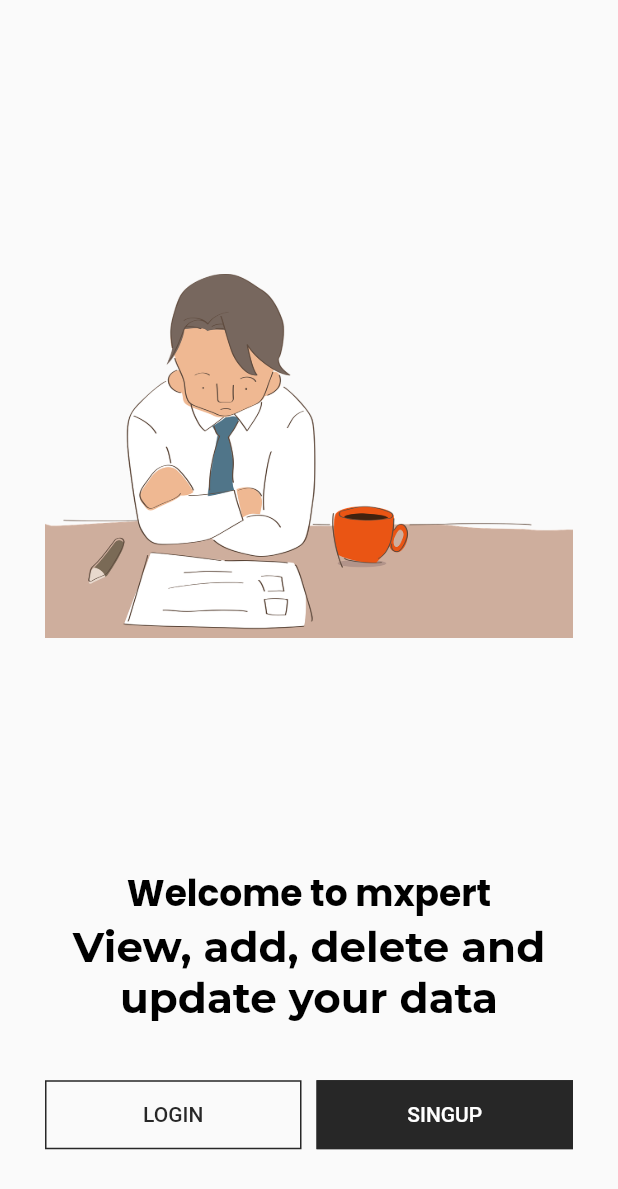
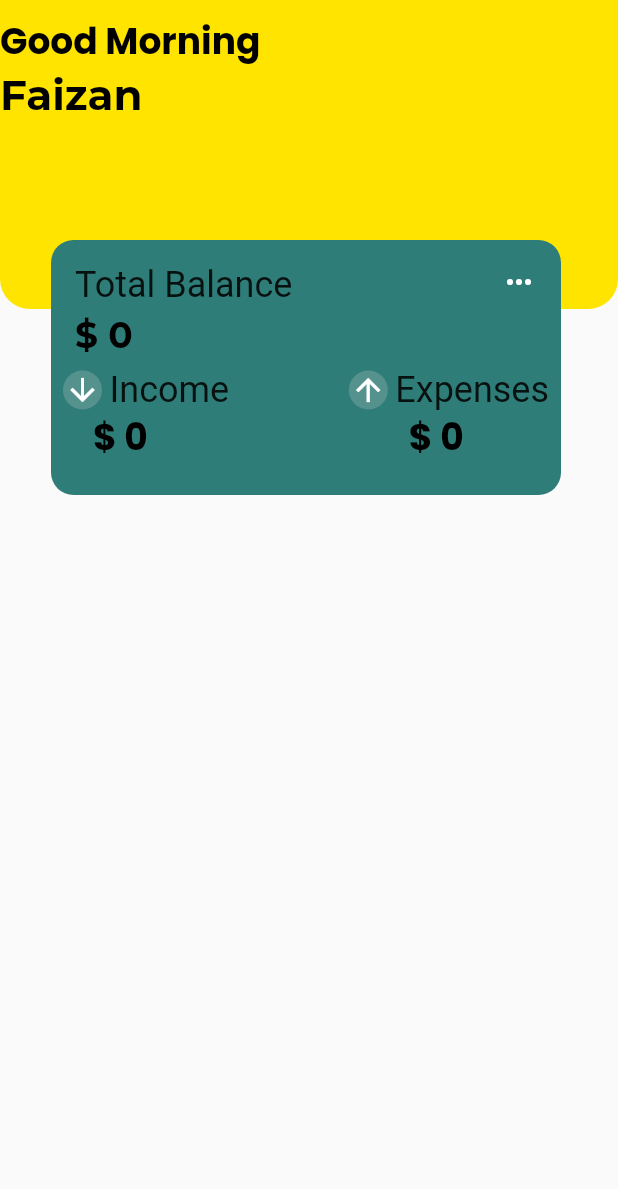
Before and after one commit to faizanlone666/mxpert, a Flutter app: the screen it shows after launch, on a phone screen of 412 x 824 dp. Shown: the top 1189 px of the screen. Run offline on Flutter 3.47's test engine with Material 2 defaults, Android fonts, the phone set to English and light mode, and no system bars; our stand-ins replace flutter_otp_text_field, get, google_fonts.

Commit message:
added the home screen half UI

```diff
--- a/lib/main.dart
+++ b/lib/main.dart
@@ -1,5 +1,6 @@
 import 'package:flutter/material.dart';
 import 'package:get/get.dart';
+import 'package:mxpert/src/features/homepage_screen/homepage_screen.dart';
 import 'package:mxpert/src/features/splash_screen/splash_screen.dart';
 import 'package:mxpert/src/utils/theme/theme.dart';
 
@@ -21,7 +22,7 @@ class MyApp extends StatelessWidget {
       debugShowCheckedModeBanner: false,
       defaultTransition: Transition.leftToRightWithFade,
       transitionDuration: const Duration(milliseconds: 500),
-      home: const SplashScreen(),
+      home: const HomePageScreen(),
     );
   }
 }
--- a/lib/src/constants/text_strings.dart
+++ b/lib/src/constants/text_strings.dart
@@ -37,3 +37,13 @@ const String fForgetMailSubTitle = "Enter your registered E-Mail to receive OTP"
 const String fOtpTitle= "mxp\nert";
 const String fOtpSubTitle = "Verification";
 const String fOtpMessage = "Enter the verification code sent at ";
+const String fForgetPasswordOtpScreen = "Forget Password";
+
+//home screen
+const String fHomeScreenTitle = "Good Morning";
+const String fHomeScreenSubTitle = "Faizan";
+const String fTotalBalance = "Total Balance";
+const String fIncome = "Income";
+const String fExpenses = "Expenses";
+const String fTransactionHistory = "Transaction History";
+const String fSeeAll = "See All";
--- a/lib/src/features/authentication/forget_password/forget_password_screen.dart
+++ b/lib/src/features/authentication/forget_password/forget_password_screen.dart
@@ -25,7 +25,7 @@ class ForgetPasswordScreen extends StatelessWidget {
                 FormHeaderWidget(
                   size: size,
                   image: fForgetPasswordImage,
-                  title: fForgetPassword,
+                  title: fForgetPasswordOtpScreen,
                   subTitle: fForgetMailSubTitle,
                   crossAxisAlignment: CrossAxisAlignment.center,
                   heightBetween: fDefaultSize,
--- a/lib/src/features/authentication/login/widgets/login_form_widget.dart
+++ b/lib/src/features/authentication/login/widgets/login_form_widget.dart
@@ -3,6 +3,7 @@ import 'package:get/get.dart';
 import 'package:mxpert/src/constants/sizes.dart';
 import 'package:mxpert/src/constants/text_strings.dart';
 import 'package:mxpert/src/features/authentication/forget_password/forget_password_screen.dart';
+import 'package:mxpert/src/features/homepage_screen/homepage_screen.dart';
 
 class LoginForm extends StatelessWidget {
   const LoginForm({
@@ -65,7 +66,7 @@ class LoginForm extends StatelessWidget {
             SizedBox(
                 width: double.infinity,
                 child: ElevatedButton(
-                    onPressed: () {}, child: Text(fLogin.toUpperCase())))
+                    onPressed: (()=> Get.to(()=> const HomePageScreen())) , child: Text(fLogin.toUpperCase())))
           ],
         ),
       ),
--- /dev/null
+++ b/lib/src/features/homepage_screen/homepage_screen.dart
@@ -0,0 +1,162 @@
+import 'package:flutter/material.dart';
+import 'package:mxpert/src/constants/colors.dart';
+import 'package:mxpert/src/constants/sizes.dart';
+import 'package:mxpert/src/constants/text_strings.dart';
+
+class HomePageScreen extends StatelessWidget {
+  const HomePageScreen({super.key});
+
+  @override
+  Widget build(BuildContext context) {
+    final size = MediaQuery.of(context).size;
+    return SafeArea(
+        child: Scaffold(
+      body: Stack(
+        children: [
+          Column(
+            children: [
+              Container(
+                height: size.height * 0.25,
+                width: double.infinity,
+                decoration: const BoxDecoration(
+                  color: fPrimaryColor,
+                  borderRadius: BorderRadius.only(
+                    bottomLeft: Radius.circular(20.0),
+                    bottomRight: Radius.circular(20.0),
+                  ),
+                ),
+                child: Column(
+                  crossAxisAlignment: CrossAxisAlignment.start,
+                  children: [
+                    const SizedBox(height: 10.0),
+                    Text(
+                      fHomeScreenTitle,
+                      style: Theme.of(context).textTheme.displaySmall,
+                    ),
+                    Text(
+                      fHomeScreenSubTitle,
+                      style: Theme.of(context).textTheme.displayLarge,
+                    )
+                  ],
+                ),
+              ),
+            ],
+          ),
+          Positioned(
+            top: 160,
+            child: Container(
+              height: 170,
+              width: 340,
+              margin: const EdgeInsets.symmetric(horizontal: 34.0),
+              decoration: BoxDecoration(
+                  color: const Color.fromARGB(255, 47, 125, 121),
+                  borderRadius: BorderRadius.circular(15.0)),
+              child: Padding(
+                padding: const EdgeInsets.all(8.0),
+                child: Column(
+                  children: [
+                    Padding(
+                      padding: const EdgeInsets.all(8.0),
+                      child: Row(
+                        mainAxisAlignment: MainAxisAlignment.spaceBetween,
+                        crossAxisAlignment: CrossAxisAlignment.start,
+                        children: [
+                          Column(
+                            crossAxisAlignment: CrossAxisAlignment.start,
+                            children: [
+                              Text(
+                                fTotalBalance,
+                                style: Theme.of(context).textTheme.headlineSmall,
+                              ),
+                              const SizedBox(
+                                height: 5.0,
+                              ),
+                              Text(
+                                "\$ 0",
+                                style: Theme.of(context).textTheme.displayMedium,
+                              ),
+                            ],
+                          ),
+                          const Icon(Icons.more_horiz, color: Colors.white),
+                        ],
+                      ),
+                    ),
+                    Row(
+                      mainAxisAlignment: MainAxisAlignment.spaceBetween,
+                      crossAxisAlignment: CrossAxisAlignment.start,
+                      children: [
+                        Column(
+                          crossAxisAlignment: CrossAxisAlignment.start,
+                          children: [
+                            Row(
+                              children: [
+                                const CircleAvatar(
+                                    radius: 13,
+                                    backgroundColor:
+                                        Color.fromARGB(255, 85, 145, 141),
+                                    child: Icon(
+                                      Icons.arrow_downward,
+                                      color: Colors.white,
+                                    )),
+                                const SizedBox(
+                                  width: 5.0,
+                                ),
+                                Text(fIncome,
+                                    style: Theme.of(context)
+                                        .textTheme
+                                        .headlineSmall),
+                              ],
+                            ),
+                            const SizedBox(
+                              width: 5.0,
+                            ),
+                            Padding(
+                              padding: const EdgeInsets.symmetric(horizontal: 20.0),
+                              child: Text(
+                                "\$ 0",
+                                style: Theme.of(context).textTheme.displaySmall,
+                              ),
+                            ),
+                          ],
+                        ),
+                        Column(
+                          crossAxisAlignment: CrossAxisAlignment.start,
+                          children: [
+                            Row(
+                              children: [
+                                const CircleAvatar(
+                                    radius: 13,
+                                    backgroundColor:
+                                    Color.fromARGB(255, 85, 145, 141),
+                                    child: Icon(
+                                      Icons.arrow_upward,
+                                      color: Colors.white,
+                                    )),
+                                const SizedBox(
+                                  width: 5.0,
+                                ),
+                                Text(fExpenses,
+                                    style: Theme.of(context).textTheme.headlineSmall),
+                              ],
+                            ),
+                            Padding(
+                              padding: const EdgeInsets.symmetric(horizontal: 40.0),
+                              child: Text(
+                                "\$ 0",
+                                style: Theme.of(context).textTheme.displaySmall,
+                              ),
+                            ),
+                          ],
+                        ),
+                      ],
+                    ),
+                  ],
+                ),
+              ),
+            ),
+          ),
+        ],
+      ),
+    ));
+  }
+}
```
Also changed, not shown: lib/src/features/authentication/forget_password/forget_password_otp/otp_screen.dart (+18 -5 lines).
